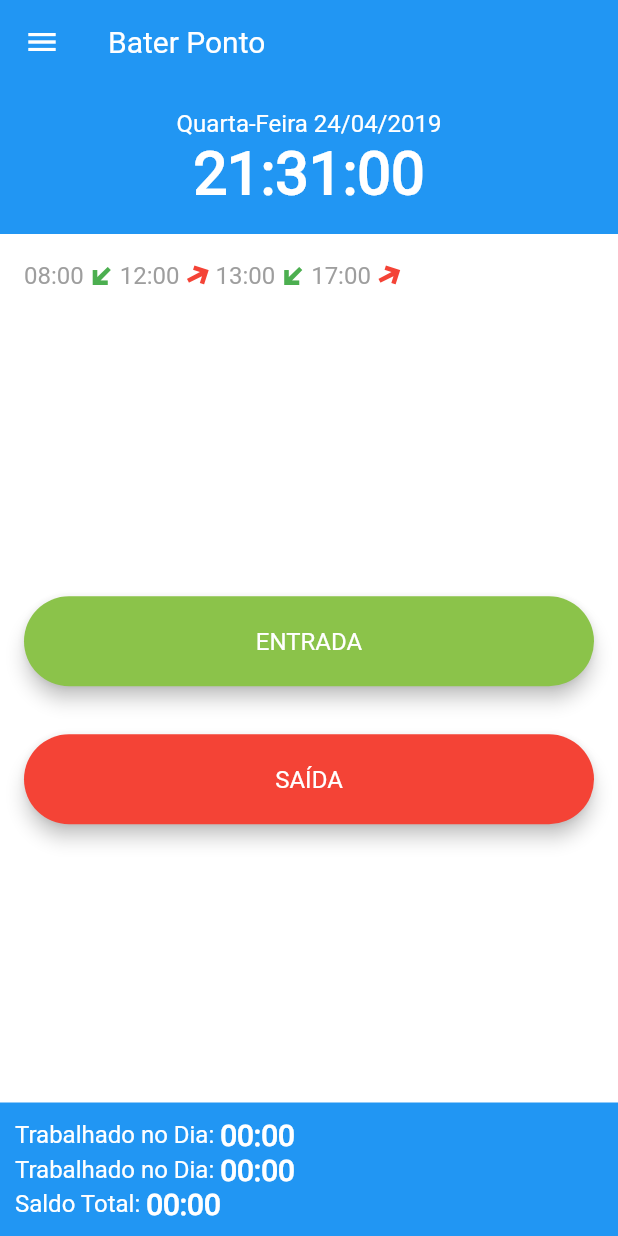
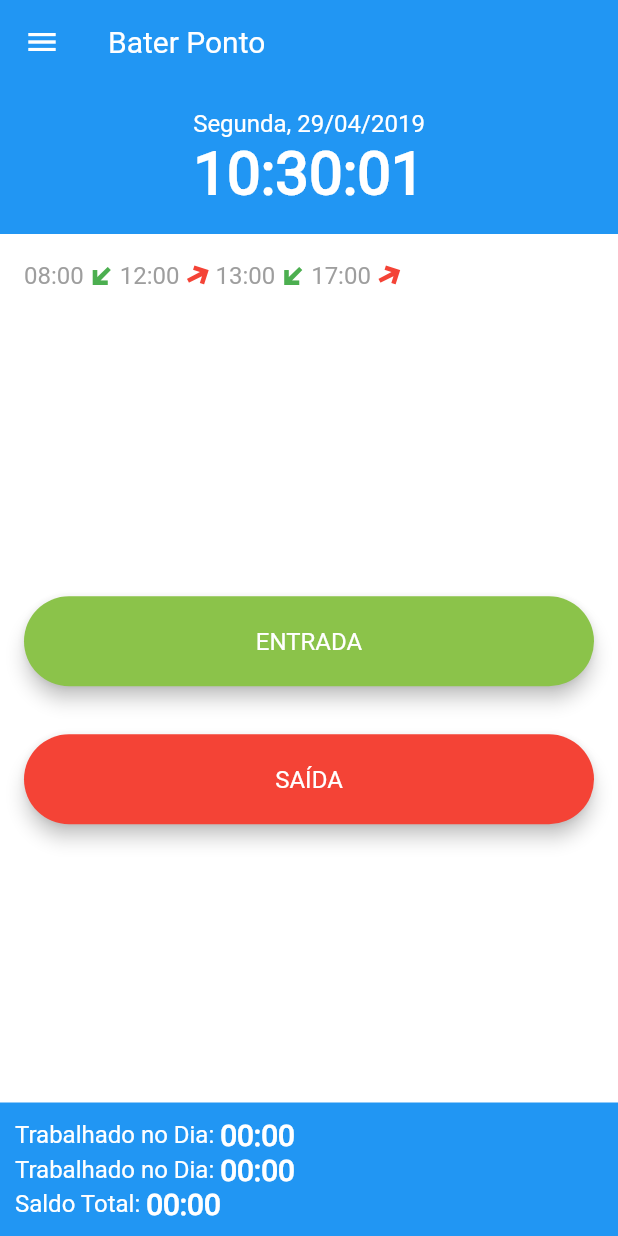
Before and after one commit to victorpma/meu-ponto, a Flutter app: the HomePage screen opened directly with empty values, on a phone screen of 412 x 824 dp. Run offline on Flutter 3.47's test engine with Material 2 defaults, Android fonts, the phone set to English and light mode, and no system bars; our stand-ins replace firebase_auth; accounts and stored records are empty.

Commit message:
Implementação para setar a data e a hora(tempo real) na tela principal

```diff
--- a/meu_ponto/lib/pages/login.dart
+++ b/meu_ponto/lib/pages/login.dart
@@ -103,7 +103,7 @@ class _LoginPageState extends State<LoginPage> {
         }
 
         Navigator.push(
-            context, MaterialPageRoute(builder: (context) => HomePage(usuario: usuario,)));
+            context, MaterialPageRoute(builder: (context) => HomePage(usuario: usuario)));
       } catch (exception) {
         print(exception.message);
       }
--- a/meu_ponto/lib/pages/principal.dart
+++ b/meu_ponto/lib/pages/principal.dart
@@ -1,5 +1,7 @@
+import 'dart:async';
 import 'package:flutter/material.dart';
 import 'package:meu_ponto/models/usuario.dart';
+import 'package:meu_ponto/dialogs/bater_ponto.dart';
 
 class HomePage extends StatefulWidget {
   const HomePage({Key key, @required this.usuario}) : super(key: key);
@@ -10,6 +12,78 @@ class HomePage extends StatefulWidget {
 }
 
 class _HomePageState extends State<HomePage> {
+  BaterPonto _baterPonto = new BaterPonto();
+  String _dataAtual;
+  String _horaAtual;
+  TimeOfDay _hora;
+
+  @override
+  void initState() {
+    Timer.periodic(Duration(seconds: 1), (Timer t) => _obterHoraAtual());
+    _obterDataAtual();
+    super.initState();
+  }
+
+  _obterDataAtual() {
+    setState(() {
+      this._dataAtual =
+          "${_obterDescricaoDia(DateTime.now().weekday)}, ${DateTime.now().day.toString().padLeft(2, '0')}/${DateTime.now().month.toString().padLeft(2, '0')}/${DateTime.now().year}";
+    });
+  }
+
+  _obterHoraAtual() {
+    setState(() {
+      this._horaAtual =
+          "${DateTime.now().hour}:${DateTime.now().minute}:${_formatarSegundo()}";
+    });
+  }
+
+  String _obterDescricaoDia(int dia) {
+    switch (dia) {
+      case DateTime.sunday:
+        return "Domingo";
+        break;
+      case DateTime.monday:
+        return "Segunda";
+        break;
+      case DateTime.tuesday:
+        return "Terça";
+        break;
+      case DateTime.wednesday:
+        return "Quarta";
+        break;
+      case DateTime.thursday:
+        return "Terça";
+        break;
+      case DateTime.friday:
+        return "Terça";
+        break;
+      case DateTime.saturday:
+        return "Sábado";
+        break;
+      default:
+        return "Erro";
+    }
+  }
+
+  String _formatarSegundo() {
+    return DateTime.now().second < 10
+        ? "0" + DateTime.now().second.toString()
+        : DateTime.now().second.toString();
+  }
+
+  Future<Null> _timePicker(BuildContext context) async {
+    TimeOfDay _horaAtual = new TimeOfDay.now();
+    final TimeOfDay _horaSelecionada = await showTimePicker(
+      context: context,
+      initialTime: _horaAtual,
+    );
+
+    if (_horaSelecionada != null) {
+      _hora = _horaSelecionada;
+    }
+  }
+
   @override
   Widget build(BuildContext context) {
     return Scaffold(
@@ -61,11 +135,11 @@ class _HomePageState extends State<HomePage> {
               mainAxisAlignment: MainAxisAlignment.center,
               children: <Widget>[
                 Text(
-                  "Quarta-Feira 24/04/2019",
+                  _dataAtual,
                   style: new TextStyle(color: Colors.white, fontSize: 16),
                 ),
                 Text(
-                  "21:31:00",
+                  _horaAtual,
                   style: new TextStyle(
                       color: Colors.white,
                       fontSize: 40,
@@ -163,7 +237,7 @@ class _HomePageState extends State<HomePage> {
                           elevation: 5,
                           child: MaterialButton(
                             height: 60,
-                            onPressed: () => null,
+                            onPressed: () => _timePicker(context),
                             child: Text(
                               "ENTRADA",
                               style: TextStyle(
@@ -261,13 +335,3 @@ class _HomePageState extends State<HomePage> {
     );
   }
 }
-
-class imagemBiometria extends StatelessWidget {
-  @override
-  Widget build(BuildContext context) {
-    AssetImage assetBiometria = AssetImage('images/biometria.png');
-    Image imagemBiometria = Image(image: assetBiometria);
-
-    return Container(child: imagemBiometria);
-  }
-}
--- a/meu_ponto/pubspec.yaml
+++ b/meu_ponto/pubspec.yaml
@@ -38,8 +38,8 @@ flutter:
   uses-material-design: true
 
   # To add assets to your application, add an assets section, like this:
-  assets:
-    - images/biometria.png
+  #assets:
+  #  - images/biometria.png
 
   # An image asset can refer to one or more resolution-specific "variants", see
   # https://flutter.io/assets-and-images/#resolution-aware.
```
Also changed, not shown: meu_ponto/lib/dialogs/bater_ponto.dart (added, +38 -0 lines), meu_ponto/lib/util/formatacao.dart (added, +31 -0 lines).
